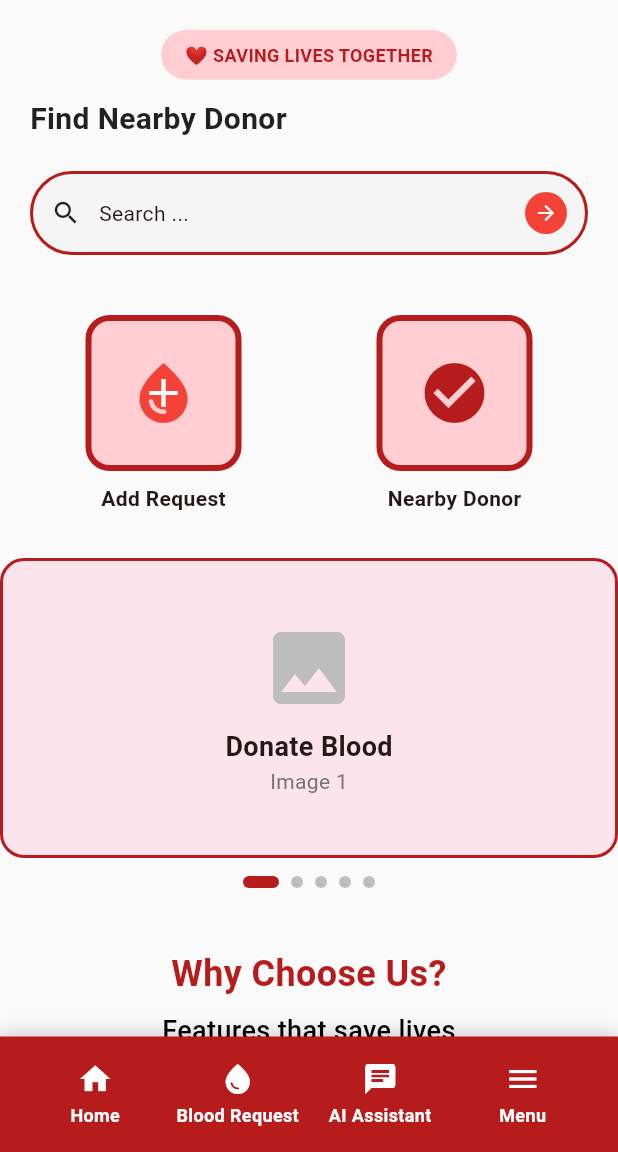
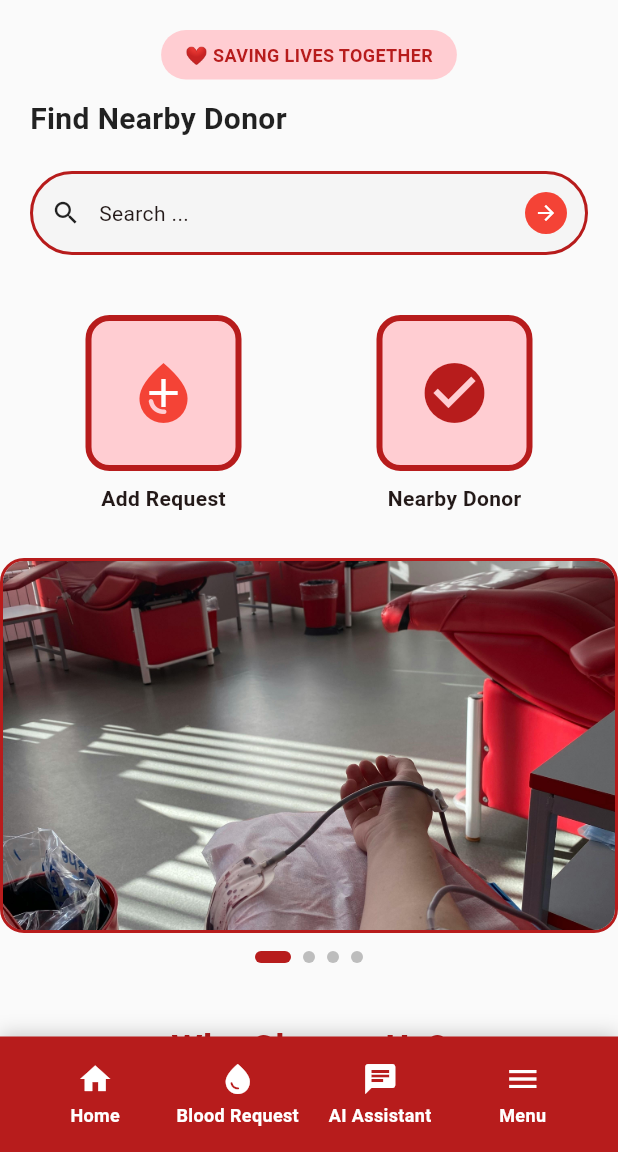
Before and after one commit to sanamobeen/blood-donation-FYP, a Flutter app: the screen it shows after launch, on a phone screen of 412 x 824 dp, the part 84-1236 px from its top. Run offline on Flutter 3.47's test engine with Material 3 defaults, Android fonts, the phone set to English and light mode, and no system bars.

Commit message:
add image on the slider

```diff
--- a/frontend/lib/landing_page.dart
+++ b/frontend/lib/landing_page.dart
@@ -307,20 +307,31 @@ class _LandingPageState extends State<LandingPage> {
   }
 
   Widget _imageCarousel(bool isDark) {
-    final List<Map<String, String>> carouselItems = List.generate(5, (index) {
-      final titles = ['Donate Blood', 'Save Lives', 'Be a Hero', 'Join Us', 'Help Others'];
-      return {
-        'image': 'assets/blood_donation$index.jpg',
-        'title': titles[index],
-      };
-    });
+    final List<Map<String, String>> carouselItems = [
+      {
+        'image': 'assets/images/pexels-anna-madera-737731338-18523230.jpg',
+        'title': 'Donate Blood',
+      },
+      {
+        'image': 'assets/images/Fewer than 50 people in the world have this___ (1).jfif',
+        'title': 'Save Lives',
+      },
+      {
+        'image': 'assets/images/Targeting the Regulars.jfif',
+        'title': 'Be a Hero',
+      },
+      {
+        'image': 'assets/images/pexels-charliehelenrobinson-4531307.jpg',
+        'title': 'Join Us',
+      },
+    ];
 
     return Padding(
       padding: const EdgeInsets.only(top: 10, bottom: 20),
       child: Column(
         children: [
           SizedBox(
-            height: 200,
+            height: 250,
             child: PageView.builder(
               controller: _pageController,
               onPageChanged: (index) {
@@ -340,52 +351,36 @@ class _LandingPageState extends State<LandingPage> {
                   ),
                   child: ClipRRect(
                     borderRadius: BorderRadius.circular(14),
-                    child: Stack(
-                      fit: StackFit.expand,
-                      children: [
-                        // Placeholder for image
-                        Column(
+                    child: Image.asset(
+                      item['image']!,
+                      fit: BoxFit.cover,
+                      errorBuilder: (context, error, stackTrace) {
+                        return Center(
+                          child: Column(
                             mainAxisAlignment: MainAxisAlignment.center,
                             children: [
-                            Icon(
-                              Icons.image,
-                              size: 64,
-                              color: Colors.grey.shade400,
-                            ),
+                              const Icon(Icons.error, size: 64, color: Colors.grey),
                               const SizedBox(height: 8),
                               Text(
-                              item['title']!,
-                              style: const TextStyle(
-                                fontSize: 18,
-                                fontWeight: FontWeight.bold,
+                                'Image not found',
+                                style: TextStyle(
+                                  fontSize: 16,
+                                  color: Colors.grey.shade600,
+                                  fontWeight: FontWeight.w500,
                                 ),
                               ),
+                              const SizedBox(height: 4),
                               Text(
-                              "Image ${index + 1}",
+                                'Expected: ${item['image']!}',
                                 style: TextStyle(
-                                fontSize: 14,
-                                color: Colors.grey.shade600,
+                                  fontSize: 12,
+                                  color: Colors.grey.shade500,
                                 ),
                               ),
                             ],
                           ),
-                        // Uncomment to use real images:
-                        // Image.asset(
-                        //   item['image']!,
-                        //   fit: BoxFit.cover,
-                        //   errorBuilder: (context, error, stackTrace) {
-                        //     return Center(
-                        //       child: Column(
-                        //         mainAxisAlignment: MainAxisAlignment.center,
-                        //         children: [
-                        //           const Icon(Icons.error, size: 64),
-                        //           Text('Image not found'),
-                        //         ],
-                        //       ),
-                        //     );
-                        //   },
-                        // ),
-                      ],
+                        );
+                      },
                     ),
                   ),
                 );
@@ -395,7 +390,7 @@ class _LandingPageState extends State<LandingPage> {
           const SizedBox(height: 12),
           Row(
             mainAxisAlignment: MainAxisAlignment.center,
-            children: List.generate(5, (index) {
+            children: List.generate(4, (index) {
               return AnimatedContainer(
                 duration: const Duration(milliseconds: 200),
                 margin: const EdgeInsets.symmetric(horizontal: 4),
```
Also changed, not shown: frontend/assets/images/pexels-anna-madera-737731338-18523230.jpg (added), frontend/assets/images/pexels-charliehelenrobinson-4531307.jpg (added), 2 other files. Lines whose indentation alone changed are shown as unchanged.
